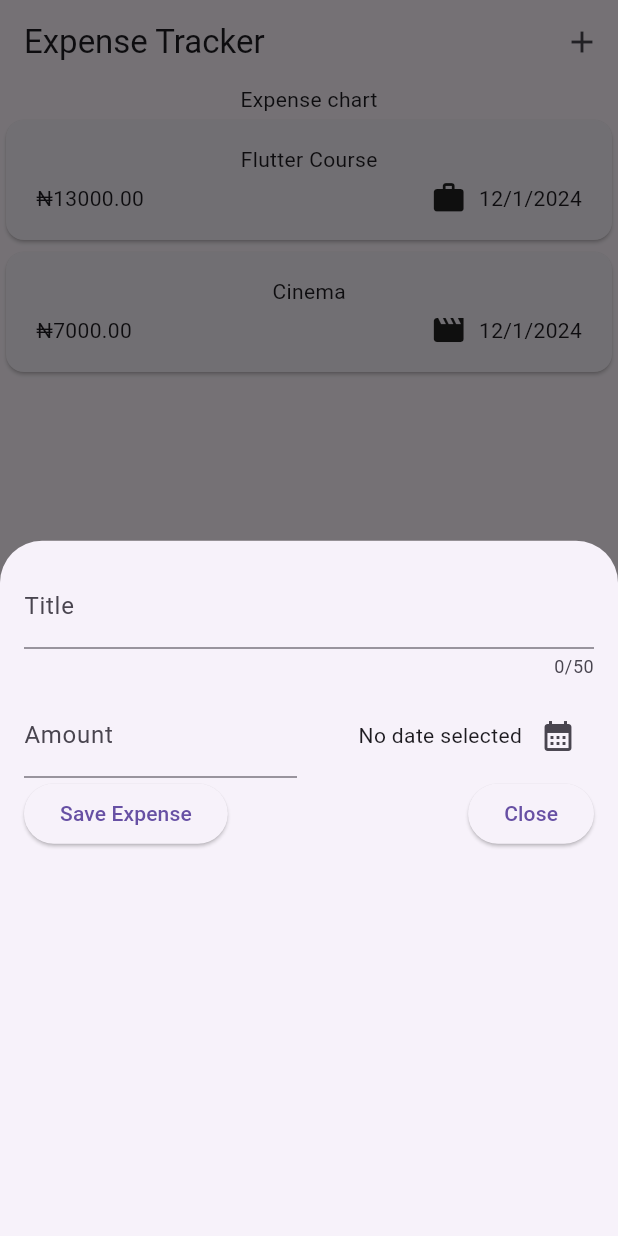
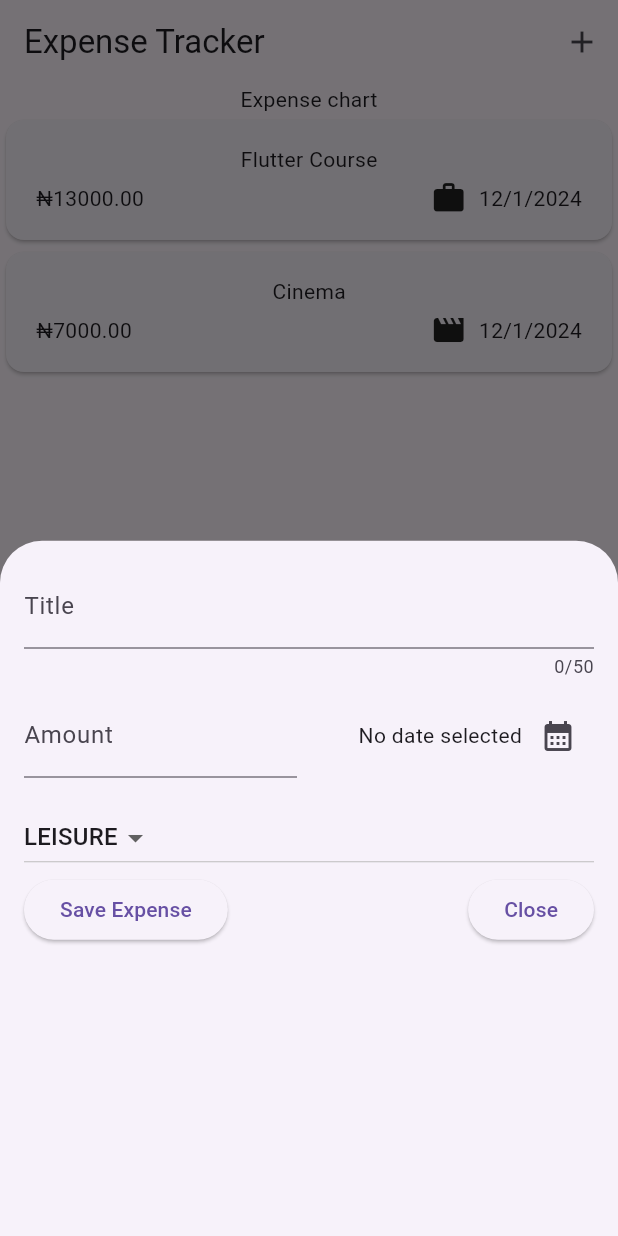
Before and after one commit to imole97/flutter-expense-tracker-, a Flutter app: the screen it shows after launch, after a tap on the "add" icon, on a phone screen of 412 x 824 dp. Run offline on Flutter 3.47's test engine with Material 3 defaults, Android fonts, the phone set to English and light mode, and no system bars.

Commit message:
added dropdown

```diff
--- a/lib/widgets/expenses_page.dart
+++ b/lib/widgets/expenses_page.dart
@@ -27,10 +27,11 @@ class _ExpensesPageState extends State<ExpensesPage> {
   ];
 
   void _openAddExpenseOverlay() {
+    print("open");
     showModalBottomSheet(
         context: context,
         builder: (ctx) {
-          return NewExpense();
+          return const NewExpense();
         });
   }
 
--- a/lib/widgets/new_expense.dart
+++ b/lib/widgets/new_expense.dart
@@ -1,4 +1,5 @@
 import 'package:flutter/material.dart';
+import 'package:flutter_expense/model/expense.dart';
 import 'package:intl/intl.dart';
 
 final formatter = DateFormat.yMd();
@@ -16,6 +17,8 @@ class _NewExpenseState extends State<NewExpense> {
   final _titleController = TextEditingController();
   final _amountController = TextEditingController();
   DateTime? _selectedDate;
+  Category _selectedCategory = Category.leisure;
+
   void _showDatePicker() async {
     final now = DateTime.now();
     final firstDate = DateTime(now.year - 1, now.month, now.day);
@@ -83,6 +86,33 @@ class _NewExpenseState extends State<NewExpense> {
               )
             ],
           ),
+         const SizedBox(height: 16),
+          Row(
+            children: [
+              Expanded(
+                child: DropdownButton(
+                  value: _selectedCategory,
+                  items: Category.values
+                      .map(
+                        (category) => DropdownMenuItem(
+                            value: category,
+                            child: Text(
+                              category.name.toUpperCase(),
+                            )),
+                      )
+                      .toList(),
+                  onChanged: (value) {
+                    if (value == null) {
+                      return;
+                    }
+                    setState(() {
+                      _selectedCategory = value;
+                    });
+                  },
+                ),
+              ),
+            ],
+          ),
           Row(
             children: [
               ElevatedButton(
```
